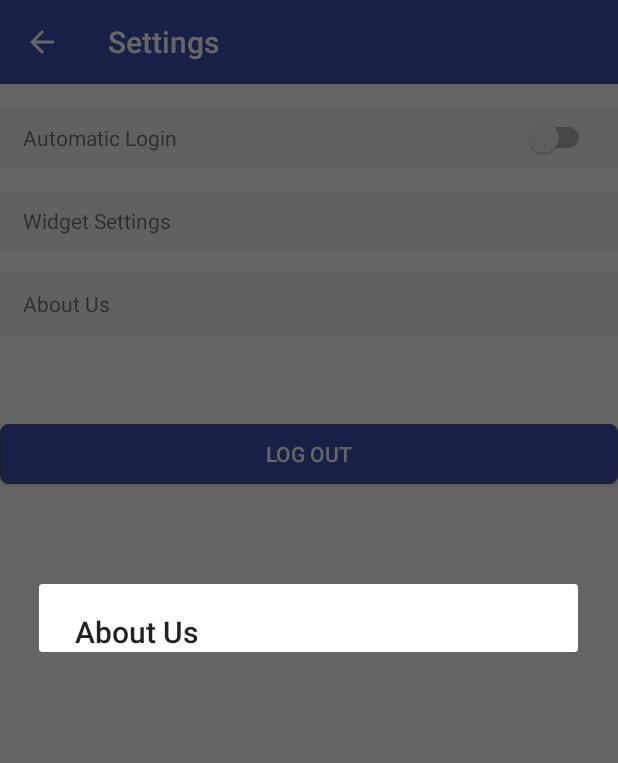
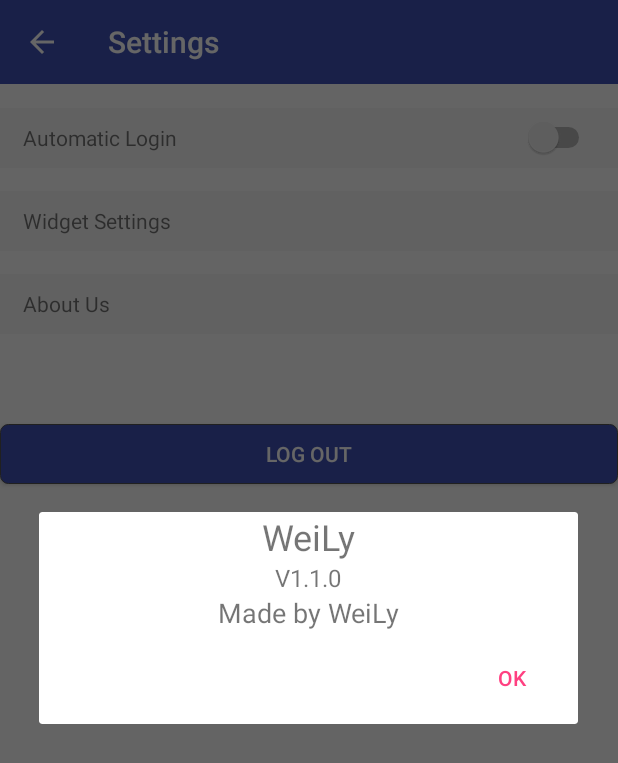
Before and after one commit to Mystery00/WeiLy, an Android app: the SettingActivity screen opened directly, with no data from a screen before it, after a tap on "About Us", on a phone screen of 412 x 824 dp. Shown: the top 763 px of the screen. Run offline under Robolectric (Android 15) with nearby library versions, the phone set to English and light mode, and no system bars; our stand-ins replace CircleImageView.

Commit message:
backup: finish about us;

```diff
--- a/app/src/main/java/com/weily/weily/Activity/Setting/SettingActivity.java
+++ b/app/src/main/java/com/weily/weily/Activity/Setting/SettingActivity.java
@@ -1,7 +1,6 @@
 package com.weily.weily.Activity.Setting;
 
 import android.app.ActivityOptions;
-import android.content.DialogInterface;
 import android.content.Intent;
 import android.content.SharedPreferences;
 import android.os.Build;
@@ -17,7 +16,6 @@ import android.view.WindowManager;
 import android.widget.CompoundButton;
 import android.widget.RelativeLayout;
 import android.widget.Switch;
-import android.widget.Toast;
 
 import com.weily.weily.PublicMethod.ExitApplication;
 import com.weily.weily.R;
@@ -105,20 +103,9 @@ public class SettingActivity extends AppCompatActivity
             public void onClick(View view)
             {
                 new AlertDialog.Builder(SettingActivity.this)
-                        .setTitle(getString(R.string.title_about_us))
+                        .setView(R.layout.dialog_about_us)
+                        .setNegativeButton(getString(R.string.action_ok),null)
                         .show();
-//                AlertDialog.Builder builder = new AlertDialog.Builder(SettingActivity.this);
-//                builder.setTitle("关于我们");
-//                final String[] information = {"作者：邓易林", "时间：2016.12.12", "版本号：1.1.1"};
-//                builder.setItems(information, new DialogInterface.OnClickListener()
-//                {
-//                    @Override
-//                    public void onClick(DialogInterface dialogInterface, int i)
-//                    {
-//                        Toast.makeText(SettingActivity.this, "关于：" + information[i], Toast.LENGTH_LONG).show();
-//                    }
-//                });
-//                builder.show();
             }
         });
     }
--- /dev/null
+++ b/app/src/main/res/layout/dialog_about_us.xml
@@ -0,0 +1,28 @@
+<?xml version="1.0" encoding="utf-8"?>
+<LinearLayout xmlns:android="http://schemas.android.com/apk/res/android"
+              android:orientation="vertical"
+              android:layout_width="match_parent"
+              android:layout_height="match_parent">
+
+    <TextView
+        android:layout_width="match_parent"
+        android:text="@string/app_name"
+        android:textSize="@dimen/dialog_about_title_size"
+        android:gravity="center_horizontal"
+        android:layout_height="wrap_content"/>
+
+    <TextView
+        android:layout_width="match_parent"
+        android:text="@string/text_about_version"
+        android:textSize="@dimen/dialog_about_version_size"
+        android:gravity="center_horizontal"
+        android:layout_height="wrap_content"/>
+
+    <TextView
+        android:layout_width="match_parent"
+        android:text="@string/text_about_team"
+        android:textSize="@dimen/dialog_about_team_size"
+        android:gravity="center_horizontal"
+        android:layout_height="wrap_content"/>
+
+</LinearLayout>
--- a/app/src/main/res/values/dimens.xml
+++ b/app/src/main/res/values/dimens.xml
@@ -59,4 +59,8 @@
     <dimen name="item_setting_dimen_height">15dp</dimen>
     <dimen name="item_setting_margin_start_end">15dp</dimen>
     <dimen name="item_setting_button_margin_top">60dp</dimen>
+    <!--About Us-->
+    <dimen name="dialog_about_title_size">24sp</dimen>
+    <dimen name="dialog_about_version_size">16sp</dimen>
+    <dimen name="dialog_about_team_size">18sp</dimen>
 </resources>
--- a/app/src/main/res/values/strings.xml
+++ b/app/src/main/res/values/strings.xml
@@ -6,6 +6,7 @@
 
     <string name="action_settings">Settings</string>
     <string name="action_done">Done</string>
+    <string name="action_ok">OK</string>
     <string name="action_edit">Edit</string>
     <string name="action_logout">Logout</string>
     <string name="action_open">Open</string>
@@ -63,6 +64,8 @@
     <string name="text_click_listener">Click Event</string>
     <string name="text_text_color">Text Color</string>
     <string name="text_text_dimen">Text Alignment</string>
+    <string name="text_about_version">V1.1.0</string>
+    <string name="text_about_team">Made by WeiLy</string>
     <string name="text_introduce_android">
         "Android is a mobile operating system developed by Google, based on the Linux kernel and designed primarily for touchscreen mobile devices such as smartphones and tablets. "
         "Android's user interface is mainly based on direct manipulation, using touch gestures that loosely correspond to real-world actions, such as swiping, tapping and pinching, to manipulate on-screen objects, along with a virtual keyboard for text input. "
```
